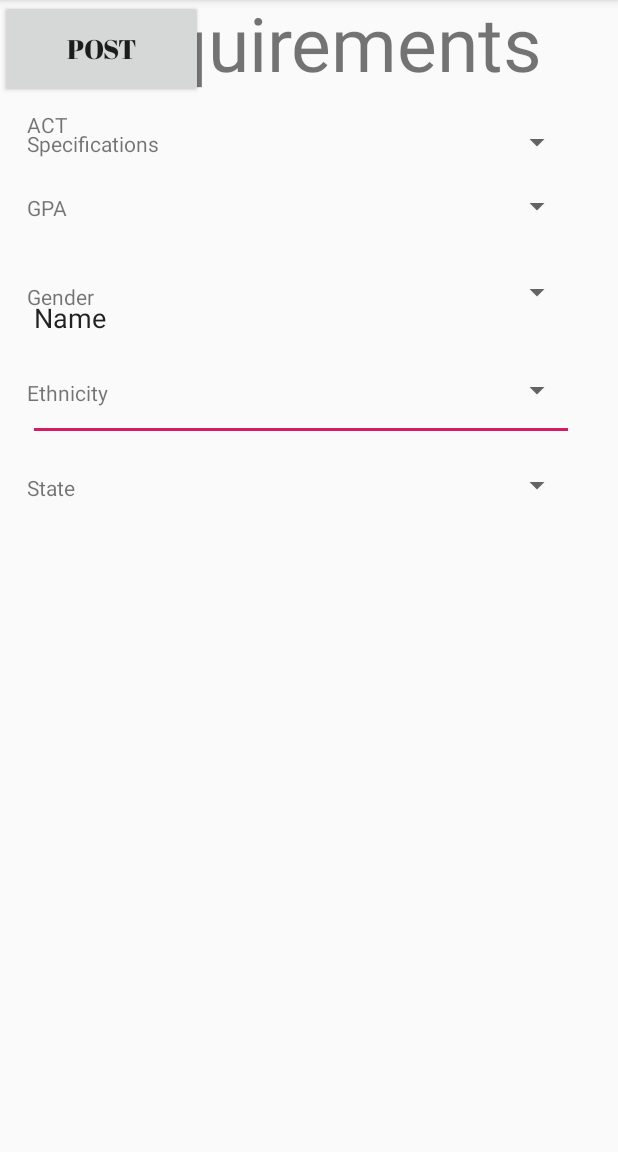
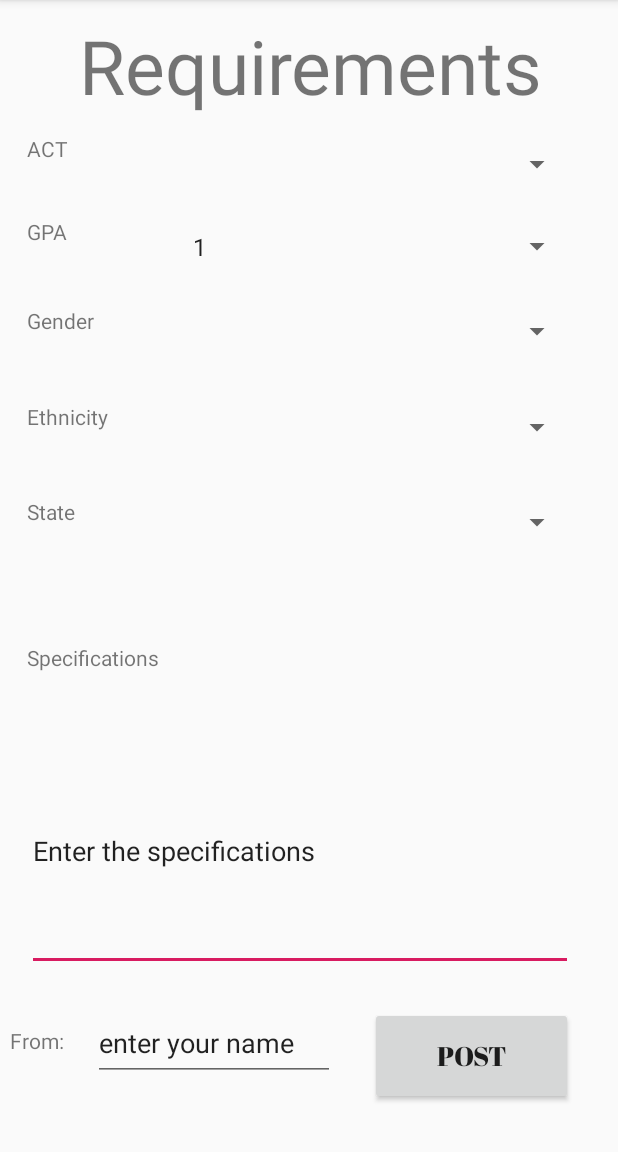
Before and after one commit to guillermo31/ScholarShare, an Android app: the add screen opened directly, with no data from a screen before it, on a phone screen of 412 x 824 dp, the part 84-1236 px from its top. Run offline under Robolectric (Android 15) with nearby library versions, the phone set to English and light mode, and no system bars.

Commit message:
I figured out how to add values to a Spinner, now I just need to add all the values

```diff
--- a/app/src/main/java/com/ctecgang/scholarshare/add.java
+++ b/app/src/main/java/com/ctecgang/scholarshare/add.java
@@ -2,13 +2,38 @@ package com.ctecgang.scholarshare;
 
 import android.support.v7.app.AppCompatActivity;
 import android.os.Bundle;
+import android.view.View;
+import android.widget.*;
 
-public class add extends AppCompatActivity
+public class add extends AppCompatActivity implements AdapterView.OnItemSelectedListener
 {
 
     @Override
-    protected void onCreate(Bundle savedInstanceState) {
+    protected void onCreate(Bundle savedInstanceState)
+    {
         super.onCreate(savedInstanceState);
         setContentView(R.layout.activity_add);
+
+        Spinner actSpinner = findViewById(R.id.ACTSpinner);
+        ArrayAdapter<CharSequence> adapter = ArrayAdapter.createFromResource(this, R.array.ACTScores,
+        android.R.layout.simple_spinner_item);
+        adapter.setDropDownViewResource(android.R.layout.simple_spinner_dropdown_item);
+        actSpinner.setAdapter(adapter);
+        actSpinner.setOnItemSelectedListener(this);
+
+
+    }
+
+    @Override
+    public void onItemSelected(AdapterView<?> parent, View view, int position, long id)
+    {
+        String text = parent.getItemAtPosition(position).toString();
+
+    }
+
+    @Override
+    public void onNothingSelected(AdapterView<?> parent)
+    {
+
     }
 }
--- a/app/src/main/res/layout/activity_add.xml
+++ b/app/src/main/res/layout/activity_add.xml
@@ -8,7 +8,7 @@
     tools:context=".add">
 
     <Spinner
-        android:id="@+id/spinner6"
+        android:id="@+id/StateSpinner"
         android:layout_width="261dp"
         android:layout_height="43dp"
         android:layout_marginTop="20dp"
@@ -16,10 +16,10 @@
         android:layout_marginRight="30dp"
         app:layout_constraintEnd_toEndOf="parent"
         app:layout_constraintStart_toEndOf="@+id/textView8"
-        app:layout_constraintTop_toBottomOf="@+id/spinner5" />
+        app:layout_constraintTop_toBottomOf="@+id/GenderSpinner" />
 
     <Spinner
-        android:id="@+id/spinner5"
+        android:id="@+id/GenderSpinner"
         android:layout_width="261dp"
         android:layout_height="43dp"
         android:layout_marginTop="22dp"
@@ -27,46 +27,49 @@
         android:layout_marginRight="30dp"
         app:layout_constraintEnd_toEndOf="parent"
         app:layout_constraintStart_toEndOf="@+id/textView7"
-        app:layout_constraintTop_toBottomOf="@+id/spinner3" />
+        app:layout_constraintTop_toBottomOf="@+id/EthnicitySpinner" />
 
     <Spinner
-        android:id="@+id/spinner3"
+        android:id="@+id/EthnicitySpinner"
         android:layout_width="261dp"
-        android:layout_height="43dp"
+        android:layout_height="41dp"
         android:layout_marginTop="14dp"
         android:layout_marginEnd="30dp"
         android:layout_marginRight="30dp"
         app:layout_constraintEnd_toEndOf="parent"
         app:layout_constraintStart_toEndOf="@+id/textView6"
-        app:layout_constraintTop_toBottomOf="@+id/spinner4" />
+        app:layout_constraintTop_toBottomOf="@+id/ACTSpinner" />
 
     <Spinner
-        android:id="@+id/spinner4"
+        android:id="@+id/ACTSpinner"
         android:layout_width="261dp"
         android:layout_height="43dp"
         android:layout_marginTop="13dp"
         android:layout_marginEnd="30dp"
         android:layout_marginRight="30dp"
         android:layout_marginBottom="14dp"
-        app:layout_constraintBottom_toTopOf="@+id/spinner3"
+        app:layout_constraintBottom_toTopOf="@+id/EthnicitySpinner"
         app:layout_constraintEnd_toEndOf="parent"
         app:layout_constraintStart_toEndOf="@+id/textView5"
-        app:layout_constraintTop_toBottomOf="@+id/spinner" />
+        app:layout_constraintTop_toBottomOf="@+id/ACTspinner" />
 
     <Button
         android:id="@+id/button3"
         android:layout_width="135dp"
         android:layout_height="65dp"
+        android:layout_marginEnd="30dp"
+        android:layout_marginRight="30dp"
+        android:layout_marginBottom="31dp"
         android:fontFamily="@font/abril_fatface"
         android:text="@string/post"
         android:textSize="18sp"
-        tools:layout_editor_absoluteX="246dp"
-        tools:layout_editor_absoluteY="635dp" />
+        app:layout_constraintBottom_toBottomOf="parent"
+        app:layout_constraintEnd_toEndOf="parent" />
 
     <Spinner
-        android:id="@+id/spinner"
+        android:id="@+id/ACTspinner"
         android:layout_width="261dp"
-        android:layout_height="43dp"
+        android:layout_height="40dp"
         android:layout_marginTop="12dp"
         android:layout_marginEnd="30dp"
         android:layout_marginRight="30dp"
@@ -84,9 +87,9 @@
         android:layout_marginEnd="33dp"
         android:layout_marginRight="33dp"
         android:layout_marginBottom="16dp"
-        android:text="Requirements"
+        android:text="@string/requirements"
         android:textSize="50sp"
-        app:layout_constraintBottom_toTopOf="@+id/spinner"
+        app:layout_constraintBottom_toTopOf="@+id/ACTspinner"
         app:layout_constraintEnd_toEndOf="parent"
         app:layout_constraintStart_toStartOf="parent"
         app:layout_constraintTop_toTopOf="parent" />
@@ -99,9 +102,9 @@
         android:layout_marginLeft="18dp"
         android:layout_marginTop="12dp"
         android:layout_marginBottom="13dp"
-        android:text="ACT"
+        android:text="@string/act"
         app:layout_constraintBottom_toTopOf="@+id/textView5"
-        app:layout_constraintEnd_toStartOf="@+id/spinner"
+        app:layout_constraintEnd_toStartOf="@+id/ACTspinner"
         app:layout_constraintStart_toStartOf="parent"
         app:layout_constraintTop_toBottomOf="@+id/textView2" />
 
@@ -112,8 +115,8 @@
         android:layout_marginStart="18dp"
         android:layout_marginLeft="18dp"
         android:layout_marginTop="13dp"
-        android:text="GPA"
-        app:layout_constraintEnd_toStartOf="@+id/spinner4"
+        android:text="@string/gpa"
+        app:layout_constraintEnd_toStartOf="@+id/ACTSpinner"
         app:layout_constraintStart_toStartOf="parent"
         app:layout_constraintTop_toBottomOf="@+id/textView3" />
 
@@ -125,7 +128,7 @@
         android:layout_marginLeft="18dp"
         android:layout_marginTop="17dp"
         android:layout_marginBottom="22dp"
-        android:text="Gender"
+        android:text="@string/gender"
         app:layout_constraintBottom_toTopOf="@+id/textView7"
         app:layout_constraintStart_toStartOf="parent"
         app:layout_constraintTop_toBottomOf="@+id/textView5" />
@@ -137,7 +140,7 @@
         android:layout_marginStart="18dp"
         android:layout_marginLeft="18dp"
         android:layout_marginTop="22dp"
-        android:text="Ethnicity"
+        android:text="@string/ethnicity"
         app:layout_constraintStart_toStartOf="parent"
         app:layout_constraintTop_toBottomOf="@+id/textView6" />
 
@@ -148,8 +151,8 @@
         android:layout_marginStart="18dp"
         android:layout_marginLeft="18dp"
         android:layout_marginTop="21dp"
-        android:text="State"
-        app:layout_constraintEnd_toStartOf="@+id/spinner6"
+        android:text="@string/state"
+        app:layout_constraintEnd_toStartOf="@+id/StateSpinner"
         app:layout_constraintStart_toStartOf="parent"
         app:layout_constraintTop_toBottomOf="@+id/textView7" />
 
@@ -202,26 +205,66 @@
         android:layout_marginStart="18dp"
         android:layout_marginLeft="18dp"
         android:layout_marginTop="44dp"
-        android:text="Specifications"
+        android:text="@string/specifications"
         app:layout_constraintBottom_toTopOf="@+id/editText"
         app:layout_constraintStart_toStartOf="parent"
-        app:layout_constraintTop_toBottomOf="@+id/spinner6" />
+        app:layout_constraintTop_toBottomOf="@+id/StateSpinner" />
 
     <EditText
         android:id="@+id/editText"
         android:layout_width="364dp"
-        android:layout_height="164dp"
+        android:layout_height="159dp"
         android:layout_marginStart="18dp"
         android:layout_marginLeft="18dp"
         android:layout_marginEnd="29dp"
         android:layout_marginRight="29dp"
         android:layout_marginBottom="9dp"
         android:ems="10"
-        android:inputType="textPersonName"
-        android:text="Name"
+        android:selectAllOnFocus="false"
+        android:shadowColor="@android:color/darker_gray"
+        android:text="@string/enter"
         app:layout_constraintBottom_toTopOf="@+id/button3"
         app:layout_constraintEnd_toEndOf="parent"
+        app:layout_constraintHorizontal_bias="0.0"
         app:layout_constraintStart_toStartOf="parent"
         app:layout_constraintTop_toBottomOf="@+id/textView9" />
 
+    <TextView
+        android:id="@+id/textView4"
+        android:layout_width="47dp"
+        android:layout_height="39dp"
+        android:layout_marginStart="8dp"
+        android:layout_marginLeft="8dp"
+        android:layout_marginTop="8dp"
+        android:layout_marginEnd="8dp"
+        android:layout_marginRight="8dp"
+        android:layout_marginBottom="8dp"
+        android:text="From:"
+        app:layout_constraintBottom_toBottomOf="parent"
+        app:layout_constraintEnd_toStartOf="@+id/editText2"
+        app:layout_constraintHorizontal_bias="1.0"
+        app:layout_constraintStart_toStartOf="parent"
+        app:layout_constraintTop_toBottomOf="@+id/editText"
+        app:layout_constraintVertical_bias="0.44" />
+
+    <EditText
+        android:id="@+id/editText2"
+        android:layout_width="161dp"
+        android:layout_height="50dp"
+        android:layout_marginStart="8dp"
+        android:layout_marginLeft="8dp"
+        android:layout_marginTop="8dp"
+        android:layout_marginEnd="8dp"
+        android:layout_marginRight="8dp"
+        android:layout_marginBottom="8dp"
+        android:ems="10"
+        android:inputType="textPersonName"
+        android:text="enter your name"
+        app:layout_constraintBottom_toBottomOf="parent"
+        app:layout_constraintEnd_toStartOf="@+id/button3"
+        app:layout_constraintHorizontal_bias="0.782"
+        app:layout_constraintStart_toStartOf="parent"
+        app:layout_constraintTop_toBottomOf="@+id/editText"
+        app:layout_constraintVertical_bias="0.282" />
+
 </android.support.constraint.ConstraintLayout>
--- a/app/src/main/res/values/strings.xml
+++ b/app/src/main/res/values/strings.xml
@@ -1,4 +1,26 @@
 <resources>
     <string name="app_name">ScholarShare</string>
     <string name="post">Post</string>
+    <string name="requirements">Requirements</string>
+    <string name="act">ACT</string>
+    <string name="gpa">GPA</string>
+    <string name="gender">Gender</string>
+    <string name="ethnicity">Ethnicity</string>
+    <string name="state">State</string>
+    <string name="specifications">Specifications</string>
+    <string name="enter">Enter the specifications</string>
+
+    <string-array name="ACTScores">
+        <item>1</item>
+        <item>2</item>
+        <item>3</item>
+        <item>4</item>
+        <item>5</item>
+        <item>6</item>
+    </string-array>
+
+
+
+
+
 </resources>
```
Also changed, not shown: 1 other file.
